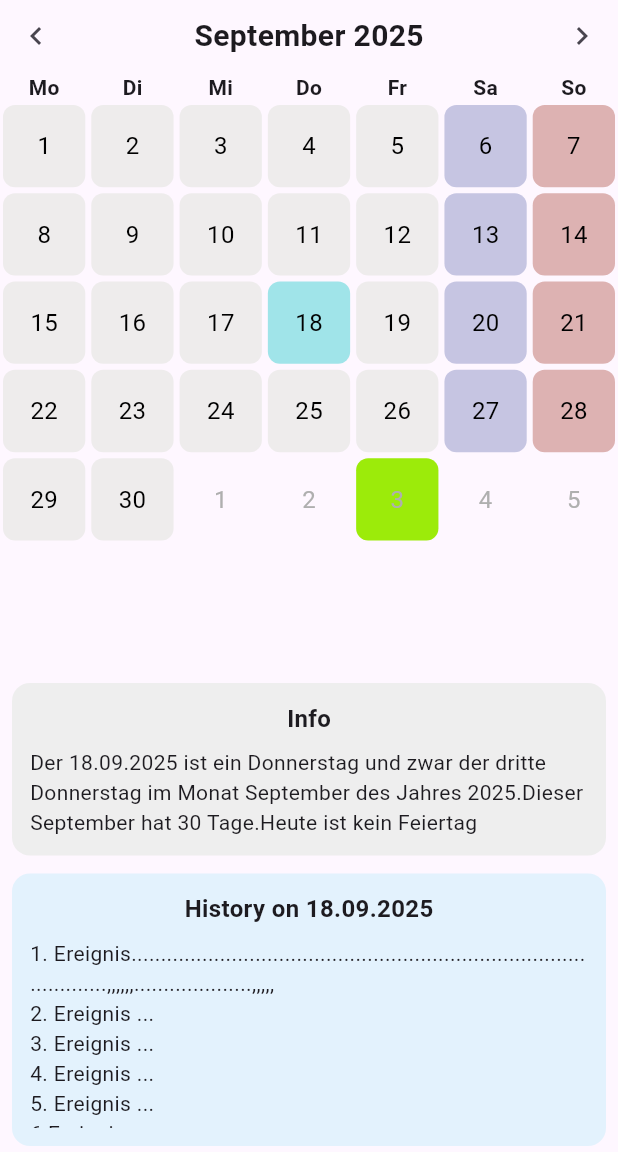
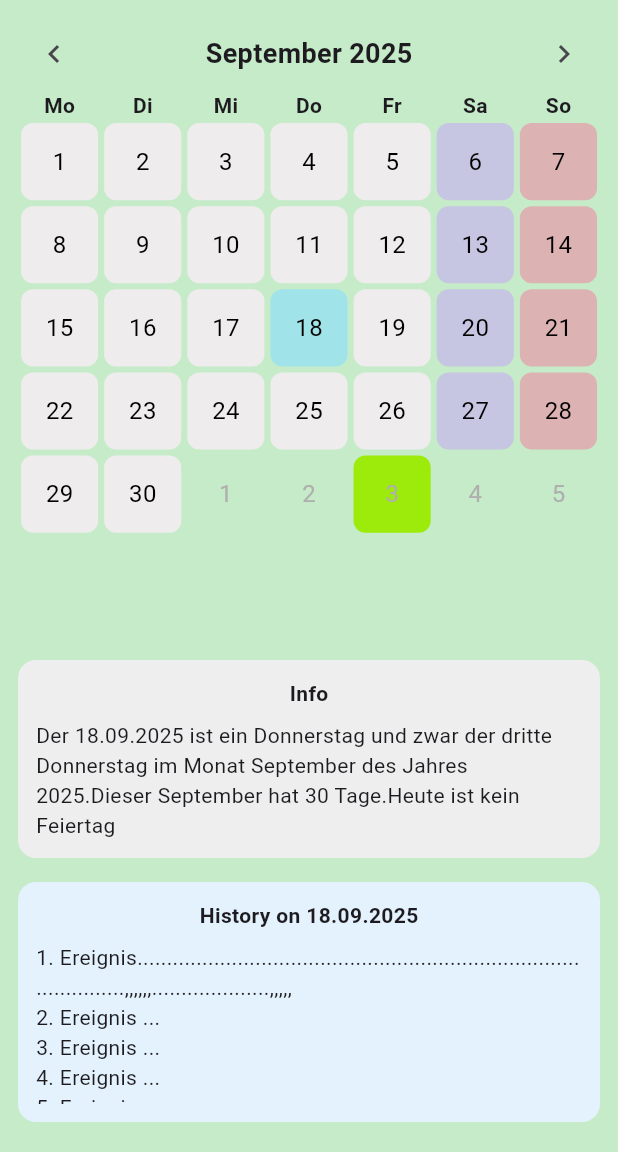
Before and after one commit to Kedirbiruh/calendar_app, a Flutter app: the screen it shows after launch, on a phone screen of 412 x 824 dp, the part 84-1236 px from its top. Run offline on Flutter 3.47's test engine with Material 3 defaults, Android fonts, the phone set to English and light mode, and no system bars.

Commit message:
add margin, padding, color

```diff
--- a/lib/calendar_screen.dart
+++ b/lib/calendar_screen.dart
@@ -127,7 +127,11 @@ class _CalendarScreenState extends State<CalendarScreen> {
           style: const TextStyle(fontWeight: FontWeight.bold, fontSize: 20),
         ),
       ),
-      body: Column(
+      body: Container(
+        color: const Color.fromARGB(255, 198, 235, 200),
+        child: Padding(
+          padding: const EdgeInsets.all(12),
+          child: Column(
             children: [
               CalendarHeader(
                 currentDate: currentDate,
@@ -146,7 +150,7 @@ class _CalendarScreenState extends State<CalendarScreen> {
               // InfoBox
               Container(
                 padding: const EdgeInsets.all(12),
-            margin: const EdgeInsets.all(8),
+                margin: const EdgeInsets.symmetric(vertical: 8),
                 decoration: BoxDecoration(
                   color: Colors.grey[200],
                   borderRadius: BorderRadius.circular(12),
@@ -156,7 +160,7 @@ class _CalendarScreenState extends State<CalendarScreen> {
                     Text(
                       "Info",
                       style: const TextStyle(
-                    fontSize: 16,
+                        fontSize: 14,
                         fontWeight: FontWeight.bold,
                       ),
                     ),
@@ -176,7 +180,7 @@ class _CalendarScreenState extends State<CalendarScreen> {
                 flex: 1,
                 child: Container(
                   padding: const EdgeInsets.all(12),
-              margin: const EdgeInsets.symmetric(horizontal: 8, vertical: 4),
+                  margin: const EdgeInsets.symmetric(vertical: 8),
                   decoration: BoxDecoration(
                     color: Colors.blue[50],
                     borderRadius: BorderRadius.circular(12),
@@ -186,7 +190,7 @@ class _CalendarScreenState extends State<CalendarScreen> {
                     children: [
                       Text(
                         "History on ${formatDate(selectedDate)}",
-                    style: TextStyle(fontSize: 16, fontWeight: FontWeight.bold),
+                        style: TextStyle(fontSize: 14, fontWeight: FontWeight.bold),
                       ),
                       const SizedBox(height: 8),
                       Expanded(
@@ -217,6 +221,8 @@ class _CalendarScreenState extends State<CalendarScreen> {
               ),
             ],
           ),
+        ),
+      ),
     );
   }
 }
--- a/lib/widgets/calendar_header.dart
+++ b/lib/widgets/calendar_header.dart
@@ -24,7 +24,7 @@ class CalendarHeader extends StatelessWidget {
         ),
         Text(
           DateFunctions.monthName(currentDate),
-          style: const TextStyle(fontSize: 20, fontWeight: FontWeight.bold),
+          style: const TextStyle(fontSize: 18, fontWeight: FontWeight.bold),
         ),
         IconButton(
           icon: const Icon(Icons.chevron_right),
```
Lines whose indentation alone changed are shown as unchanged.
